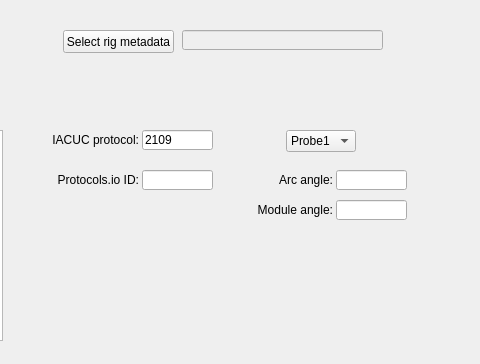
AllenNeuralDynamics/dynamic-foraging-task, file src/foraging_gui/MetaData.ui: the form before one commit; both pictures show x 248 to 728 and y 0 to 364 of the 728 by 364 pixel window.
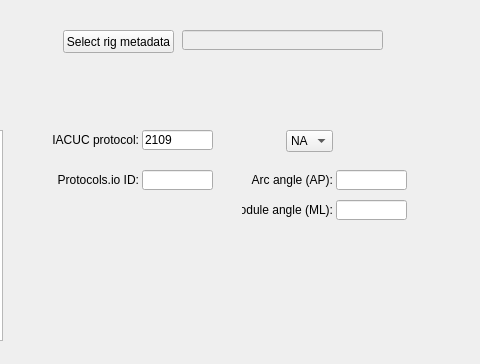
The form after the commit.

The edit to the form file:
```diff
--- a/src/foraging_gui/MetaData.ui
+++ b/src/foraging_gui/MetaData.ui
@@ -240,7 +240,7 @@
     <rect>
      <x>534</x>
      <y>130</y>
-     <width>121</width>
+     <width>111</width>
      <height>20</height>
     </rect>
    </property>
@@ -264,7 +264,7 @@
    </property>
    <item>
     <property name="text">
-     <string>Probe1</string>
+     <string>NA</string>
     </property>
    </item>
   </widget>
@@ -303,7 +303,7 @@
     </sizepolicy>
    </property>
    <property name="text">
-    <string>Arc angle:</string>
+    <string>Arc angle (AP):</string>
    </property>
    <property name="textFormat">
     <enum>Qt::AutoText</enum>
@@ -328,7 +328,7 @@
     </sizepolicy>
    </property>
    <property name="text">
-    <string>Module angle:</string>
+    <string>Module angle (ML):</string>
    </property>
    <property name="textFormat">
     <enum>Qt::AutoText</enum>
```
Left out of the diff: 3 changed lines with no effect on the pictures.
